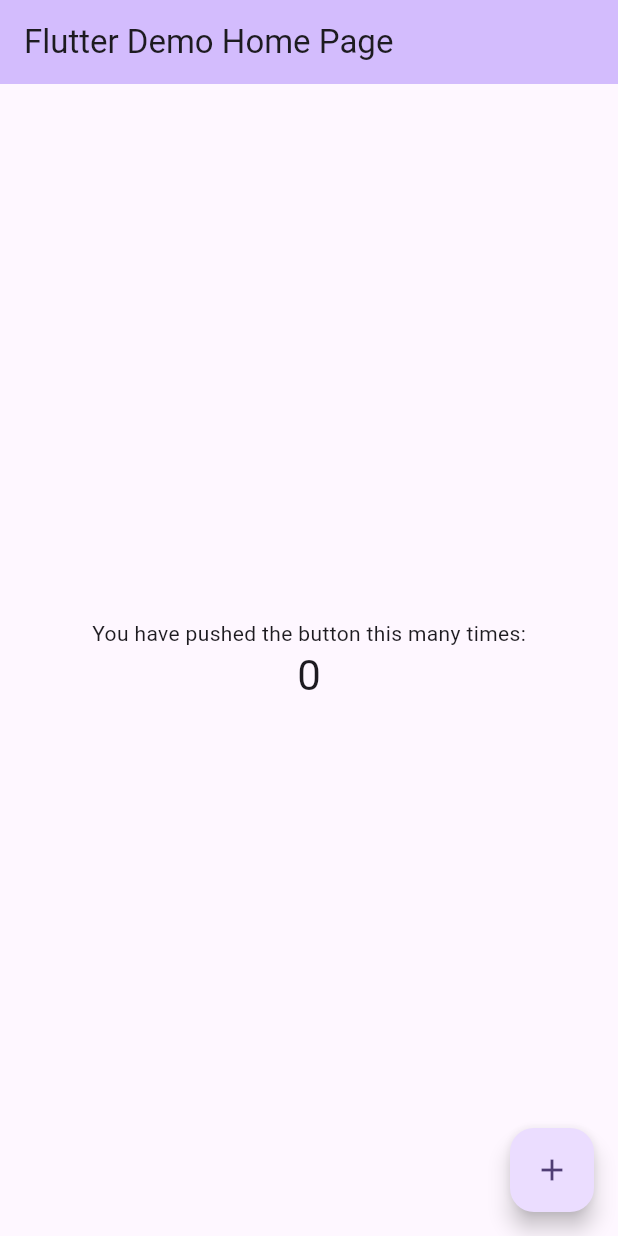
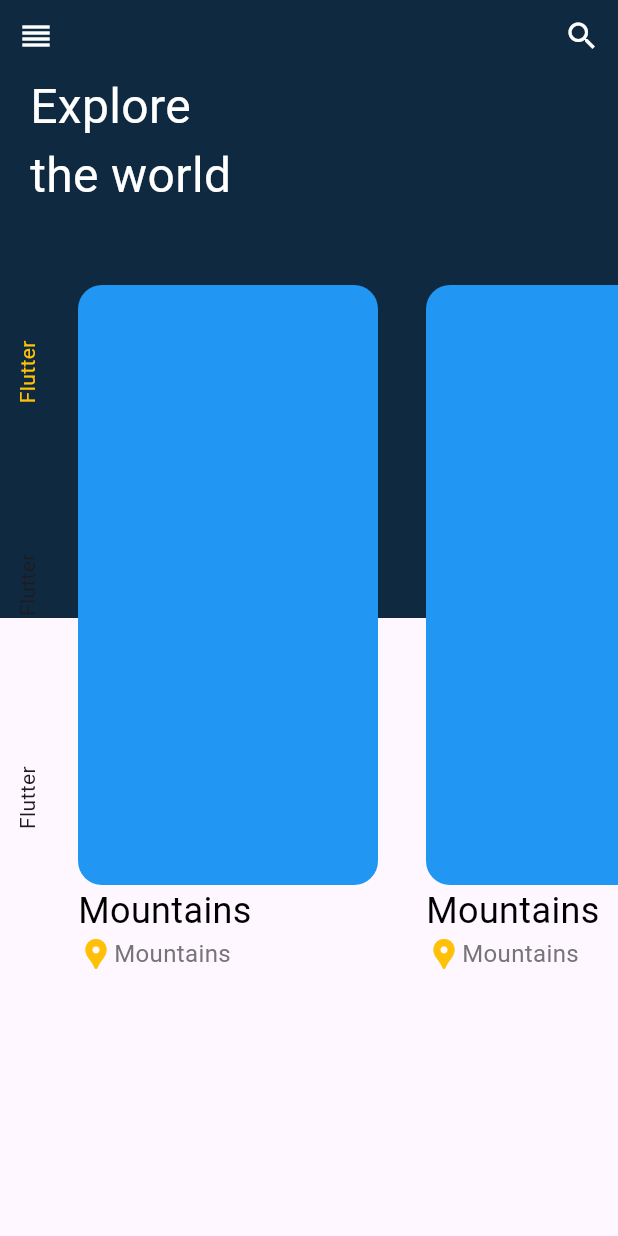
Before and after one commit to mn329/practice2, a Flutter app: the screen it shows after launch, on a phone screen of 412 x 824 dp. Run offline on Flutter 3.47's test engine with Material 3 defaults, Android fonts, the phone set to English and light mode, and no system bars.

Commit message:
UI作成、ファイル構成変更

```diff
--- a/lib/main.dart
+++ b/lib/main.dart
@@ -1,4 +1,5 @@
 import 'package:flutter/material.dart';
+import 'package:practice2/view/home_view.dart';
 
 void main() {
   runApp(const MyApp());
@@ -7,119 +8,24 @@
 class MyApp extends StatelessWidget {
   const MyApp({super.key});
 
-  // This widget is the root of your application.
   @override
   Widget build(BuildContext context) {
     return MaterialApp(
       title: 'Flutter Demo',
       theme: ThemeData(
-        // This is the theme of your application.
-        //
-        // TRY THIS: Try running your application with "flutter run". You'll see
-        // the application has a purple toolbar. Then, without quitting the app,
-        // try changing the seedColor in the colorScheme below to Colors.green
-        // and then invoke "hot reload" (save your changes or press the "hot
-        // reload" button in a Flutter-supported IDE, or press "r" if you used
-        // the command line to start the app).
-        //
-        // Notice that the counter didn't reset back to zero; the application
-        // state is not lost during the reload. To reset the state, use hot
-        // restart instead.
-        //
-        // This works for code too, not just values: Most code changes can be
-        // tested with just a hot reload.
         colorScheme: ColorScheme.fromSeed(seedColor: Colors.deepPurple),
         useMaterial3: true,
       ),
-      home: const MyHomePage(title: 'Flutter Demo Home Page'),
+      home: const MyHomePage(),
     );
   }
 }
 
-class MyHomePage extends StatefulWidget {
-  const MyHomePage({super.key, required this.title});
-
-  // This widget is the home page of your application. It is stateful, meaning
-  // that it has a State object (defined below) that contains fields that affect
-  // how it looks.
-
-  // This class is the configuration for the state. It holds the values (in this
-  // case the title) provided by the parent (in this case the App widget) and
-  // used by the build method of the State. Fields in a Widget subclass are
-  // always marked "final".
-
-  final String title;
-
-  @override
-  State<MyHomePage> createState() => _MyHomePageState();
-}
-
-class _MyHomePageState extends State<MyHomePage> {
-  int _counter = 0;
-
-  void _incrementCounter() {
-    setState(() {
-      // This call to setState tells the Flutter framework that something has
-      // changed in this State, which causes it to rerun the build method below
-      // so that the display can reflect the updated values. If we changed
-      // _counter without calling setState(), then the build method would not be
-      // called again, and so nothing would appear to happen.
-      _counter++;
-    });
-  }
+class MyHomePage extends StatelessWidget {
+  const MyHomePage({super.key});
 
   @override
   Widget build(BuildContext context) {
-    // This method is rerun every time setState is called, for instance as done
-    // by the _incrementCounter method above.
-    //
-    // The Flutter framework has been optimized to make rerunning build methods
-    // fast, so that you can just rebuild anything that needs updating rather
-    // than having to individually change instances of widgets.
-    return Scaffold(
-      appBar: AppBar(
-        // TRY THIS: Try changing the color here to a specific color (to
-        // Colors.amber, perhaps?) and trigger a hot reload to see the AppBar
-        // change color while the other colors stay the same.
-        backgroundColor: Theme.of(context).colorScheme.inversePrimary,
-        // Here we take the value from the MyHomePage object that was created by
-        // the App.build method, and use it to set our appbar title.
-        title: Text(widget.title),
-      ),
-      body: Center(
-        // Center is a layout widget. It takes a single child and positions it
-        // in the middle of the parent.
-        child: Column(
-          // Column is also a layout widget. It takes a list of children and
-          // arranges them vertically. By default, it sizes itself to fit its
-          // children horizontally, and tries to be as tall as its parent.
-          //
-          // Column has various properties to control how it sizes itself and
-          // how it positions its children. Here we use mainAxisAlignment to
-          // center the children vertically; the main axis here is the vertical
-          // axis because Columns are vertical (the cross axis would be
-          // horizontal).
-          //
-          // TRY THIS: Invoke "debug painting" (choose the "Toggle Debug Paint"
-          // action in the IDE, or press "p" in the console), to see the
-          // wireframe for each widget.
-          mainAxisAlignment: MainAxisAlignment.center,
-          children: <Widget>[
-            const Text(
-              'You have pushed the button this many times:',
-            ),
-            Text(
-              '$_counter',
-              style: Theme.of(context).textTheme.headlineMedium,
-            ),
-          ],
-        ),
-      ),
-      floatingActionButton: FloatingActionButton(
-        onPressed: _incrementCounter,
-        tooltip: 'Increment',
-        child: const Icon(Icons.add),
-      ), // This trailing comma makes auto-formatting nicer for build methods.
-    );
+    return HomeView();
   }
 }
--- /dev/null
+++ b/lib/view/home_view.dart
@@ -0,0 +1,97 @@
+import 'package:flutter/material.dart';
+import 'package:practice2/widget/card_widget.dart';
+
+class HomeView extends StatelessWidget {
+  const HomeView({
+    super.key,
+  });
+
+  @override
+  Widget build(BuildContext context) {
+    return Scaffold(
+      body: Stack(
+        children: [
+          Container(
+            width: double.infinity,
+            height: MediaQuery.of(context).size.height * 0.5,
+            decoration: BoxDecoration(
+              color: Color(0xFF0F2940),
+            ),
+          ),
+          Column(
+            crossAxisAlignment: CrossAxisAlignment.start,
+            children: [
+              SafeArea(
+                child: Row(
+                  mainAxisAlignment: MainAxisAlignment.spaceBetween,
+                  children: [
+                    IconButton(
+                      onPressed: () {},
+                      icon: Icon(
+                        Icons.reorder,
+                        color: Colors.white,
+                      ),
+                    ),
+                    IconButton(
+                      onPressed: () {},
+                      icon: Icon(
+                        Icons.search,
+                        color: Colors.white,
+                      ),
+                    ),
+                  ],
+                ),
+              ),
+              Padding(
+                padding: const EdgeInsets.only(left: 20, bottom: 50),
+                child: Column(
+                  crossAxisAlignment: CrossAxisAlignment.start,
+                  children: [
+                    Text('Explore',
+                        style: TextStyle(fontSize: 32, color: Colors.white)),
+                    Text('the world',
+                        style: TextStyle(fontSize: 32, color: Colors.white)),
+                  ],
+                ),
+              ),
+              SingleChildScrollView(
+                scrollDirection: Axis.horizontal,
+                child: Row(
+                  children: [
+                    RotatedBox(
+                      quarterTurns: 3,
+                      child: Container(
+                        width: 400,
+                        padding: const EdgeInsets.all(8.0),
+                        child: Row(
+                          mainAxisAlignment: MainAxisAlignment.end,
+                          children: [
+                            Text('Flutter'),
+                            SizedBox(width: 100),
+                            Text('Flutter'),
+                            SizedBox(width: 100),
+                            Text(
+                              'Flutter',
+                              style: TextStyle(
+                                color: Colors.amber,
+                              ),
+                            ),
+                          ],
+                        ),
+                      ),
+                    ),
+                    CardWidget(),
+                    CardWidget(),
+                    CardWidget(),
+                    CardWidget(),
+                    CardWidget(),
+                  ],
+                ),
+              )
+            ],
+          ),
+        ],
+      ),
+    );
+  }
+}
--- /dev/null
+++ b/lib/widget/card_widget.dart
@@ -0,0 +1,43 @@
+import 'package:flutter/material.dart';
+
+class CardWidget extends StatelessWidget {
+  const CardWidget({
+    super.key,
+  });
+
+  @override
+  Widget build(BuildContext context) {
+    return Padding(
+      padding: const EdgeInsets.symmetric(horizontal: 16.0),
+      child: Column(
+        crossAxisAlignment: CrossAxisAlignment.start,
+        children: [
+          Container(
+            height: 400,
+            width: 200,
+            decoration: BoxDecoration(
+              color: Colors.blue,
+              borderRadius: BorderRadius.circular(16),
+            ),
+          ),
+          Text(
+            'Mountains',
+            style: TextStyle(fontSize: 24, color: Colors.black),
+          ),
+          Row(
+            children: [
+              Icon(
+                Icons.location_pin,
+                color: Colors.amber,
+              ),
+              Text(
+                'Mountains',
+                style: TextStyle(fontSize: 16, color: Colors.grey.shade600),
+              ),
+            ],
+          ),
+        ],
+      ),
+    );
+  }
+}
```
